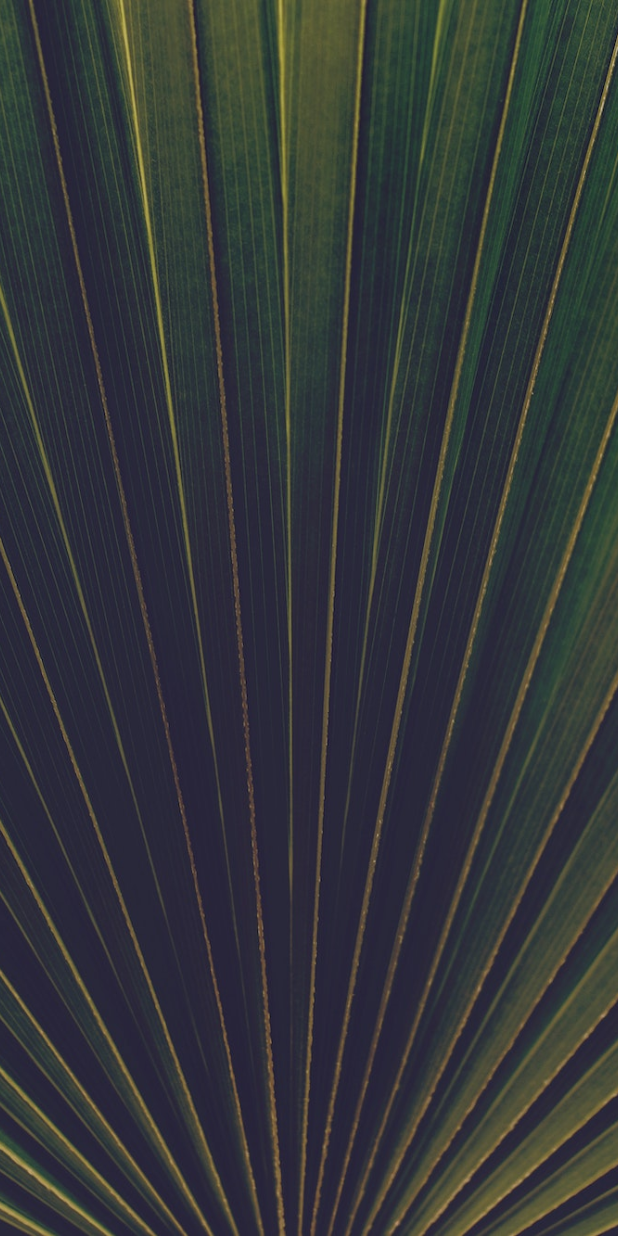
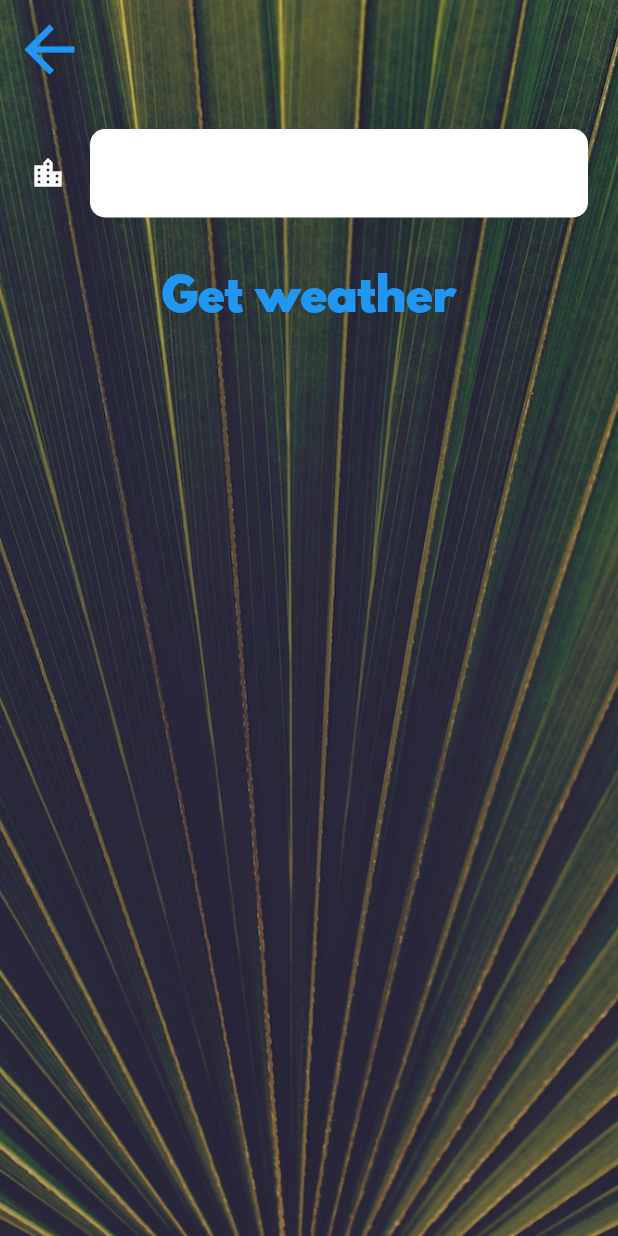
Before and after one commit to emrebingor/weather-clima, a Flutter app: the CityScreen screen opened directly, on a phone screen of 412 x 824 dp. Run offline on Flutter 3.47's test engine with Material 2 defaults, Android fonts, the phone set to English and light mode, and no system bars; our stand-ins replace flutter_spinkit, geolocator; network calls fail.

Commit message:
city screen design

```diff
--- a/lib/city_screen.dart
+++ b/lib/city_screen.dart
@@ -1,4 +1,5 @@
 import 'package:flutter/material.dart';
+import 'package:weather_climate_flutter_app/constants.dart';
 
 class CityScreen extends StatefulWidget {
   @override
@@ -6,17 +7,66 @@ class CityScreen extends StatefulWidget {
 }
 
 class _CityScreenState extends State<CityScreen> {
+  String? cityName;
+
   @override
   Widget build(BuildContext context) {
     return Scaffold(
       body: Container(
         decoration: BoxDecoration(
           image: DecorationImage(
-            image: AssetImage('images/city_background.jpg'),
-            fit: BoxFit.cover
+              image: AssetImage('images/city_background.jpg'),
+              fit: BoxFit.cover),
+        ),
+        constraints: BoxConstraints.expand(),
+        child: SafeArea(
+          child: Column(
+            children: <Widget>[
+              Align(
+                alignment: Alignment.topLeft,
+                child: TextButton(
+                  onPressed: () {
+                    Navigator.pop(context);
+                  },
+                  child: Icon(
+                    Icons.arrow_back,
+                    size: 50.0,
+                  ),
+                ),
+              ),
+              Container(
+                padding: EdgeInsets.all(20.0),
+                child: TextField(
+                  onChanged: (value) {
+                    cityName = value;
+                  },
+                  style: TextStyle(color: Colors.black),
+                  decoration: InputDecoration(
+                    filled: true,
+                    fillColor: Colors.white,
+                    icon: Icon(
+                      Icons.location_city,
+                      color: Colors.white,
+                    ),
+                    hintText: 'Enter city name',
+                    hintStyle: TextStyle(color: Colors.white),
+                    border: OutlineInputBorder(
+                        borderRadius: BorderRadius.all(
+                          Radius.circular(10.0),
+                        ),
+                        borderSide: BorderSide.none),
+                  ),
+                ),
+              ),
+              TextButton(
+                onPressed: () {
+                  Navigator.pop(context);
+                },
+                child: Text('Get weather', style: kButtonStyle),
+              ),
+            ],
           ),
         ),
-        constraints: BoxConstraints.expand(),
       ),
     );
   }
--- a/lib/constants.dart
+++ b/lib/constants.dart
@@ -11,3 +11,5 @@ const kWeatherinCity = TextStyle(
   fontFamily: 'Spartan MB',
   fontSize: 60.0,
 );
+
+const kButtonStyle = TextStyle(fontFamily: 'Spartan MB', fontSize: 30.0);
```
